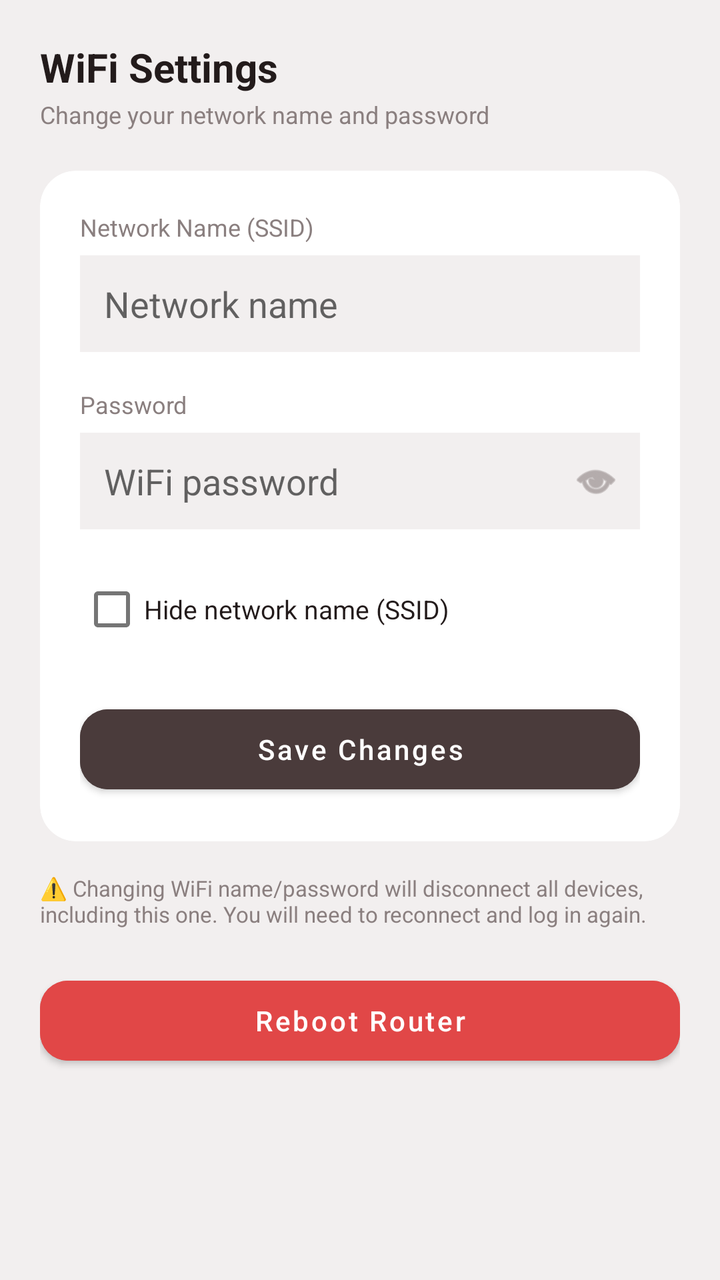
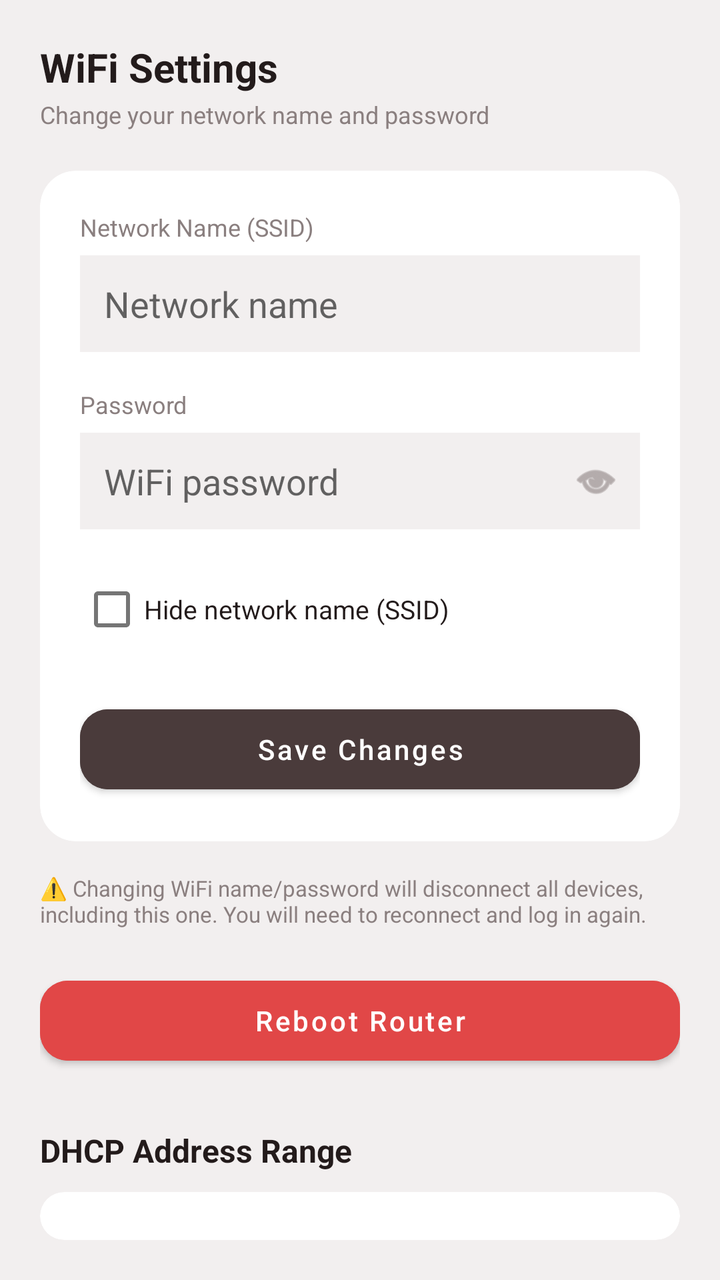

Before-and-after screenshots of an Android layout around one commit, followed by the original layout XML and the change that was made.
<!-- AndroidManifest.xml: application theme Theme.AhmadNetGuard -->
<!-- res/layout/activity_wifi_settings.xml -->
<?xml version="1.0" encoding="utf-8"?>
<LinearLayout xmlns:android="http://schemas.android.com/apk/res/android"
    xmlns:app="http://schemas.android.com/apk/res-auto"
    android:layout_width="match_parent"
    android:layout_height="match_parent"
    android:background="@color/bg_screen"
    android:orientation="vertical"
    android:padding="20dp">

    <TextView
        android:layout_width="wrap_content"
        android:layout_height="wrap_content"
        android:text="WiFi Settings"
        android:textColor="@color/text_primary"
        android:textSize="20sp"
        android:textStyle="bold" />

    <TextView
        android:layout_width="wrap_content"
        android:layout_height="wrap_content"
        android:layout_marginTop="2dp"
        android:layout_marginBottom="20dp"
        android:text="Change your network name and password"
        android:textColor="@color/text_secondary"
        android:textSize="12sp" />

    <androidx.cardview.widget.CardView
        android:layout_width="match_parent"
        android:layout_height="wrap_content"
        app:cardCornerRadius="18dp"
        app:cardElevation="0dp"
        app:cardBackgroundColor="@color/card_white">

        <LinearLayout
            android:layout_width="match_parent"
            android:layout_height="wrap_content"
            android:orientation="vertical"
            android:padding="20dp">

            <TextView
                android:layout_width="wrap_content"
                android:layout_height="wrap_content"
                android:text="Network Name (SSID)"
                android:textColor="@color/text_secondary"
                android:textSize="12sp" />

            <EditText
                android:id="@+id/inputSsid"
                android:layout_width="match_parent"
                android:layout_height="wrap_content"
                android:layout_marginTop="6dp"
                android:background="@color/bg_screen"
                android:hint="Network name"
                android:inputType="text"
                android:padding="12dp"
                android:textColor="@color/text_primary" />

            <TextView
                android:layout_width="wrap_content"
                android:layout_height="wrap_content"
                android:layout_marginTop="18dp"
                android:text="Password"
                android:textColor="@color/text_secondary"
                android:textSize="12sp" />

            <FrameLayout
                android:layout_width="match_parent"
                android:layout_height="wrap_content"
                android:layout_marginTop="6dp">

                <EditText
                    android:id="@+id/inputWifiPassword"
                    android:layout_width="match_parent"
                    android:layout_height="wrap_content"
                    android:background="@color/bg_screen"
                    android:hint="WiFi password"
                    android:inputType="textPassword"
                    android:paddingStart="12dp"
                    android:paddingTop="12dp"
                    android:paddingBottom="12dp"
                    android:paddingEnd="44dp"
                    android:textColor="@color/text_primary" />

                <ImageView
                    android:id="@+id/btnToggleWifiPassword"
                    android:layout_width="24dp"
                    android:layout_height="24dp"
                    android:layout_gravity="center_vertical|end"
                    android:layout_marginEnd="10dp"
                    android:src="@android:drawable/ic_menu_view"
                    app:tint="@color/text_secondary" />
            </FrameLayout>

            <TextView
                android:id="@+id/textWifiError"
                android:layout_width="match_parent"
                android:layout_height="wrap_content"
                android:layout_marginTop="14dp"
                android:background="@color/red_bg"
                android:padding="10dp"
                android:textColor="@color/red_blocked"
                android:textSize="12sp"
                android:visibility="gone" />

            <CheckBox
                android:id="@+id/checkboxHideSsid"
                android:layout_width="wrap_content"
                android:layout_height="wrap_content"
                android:layout_marginTop="16dp"
                android:text="Hide network name (SSID)"
                android:textColor="@color/text_primary"
                android:textSize="13sp" />

            <com.google.android.material.button.MaterialButton
                android:id="@+id/btnSaveWifiSettings"
                android:layout_width="match_parent"
                android:layout_height="52dp"
                android:layout_marginTop="20dp"
                android:backgroundTint="@color/brand_dark"
                android:text="Save Changes"
                android:textAllCaps="false"
                android:textColor="@color/card_white"
                app:cornerRadius="14dp" />

            <ProgressBar
                android:id="@+id/progressWifiSave"
                android:layout_width="24dp"
                android:layout_height="24dp"
                android:layout_gravity="center"
                android:layout_marginTop="14dp"
                android:visibility="gone" />

        </LinearLayout>
    </androidx.cardview.widget.CardView>

    <TextView
        android:layout_width="wrap_content"
        android:layout_height="wrap_content"
        android:layout_marginTop="16dp"
        android:text="⚠️ Changing WiFi name/password will disconnect all devices, including this one. You will need to reconnect and log in again."
        android:textColor="@color/text_secondary"
        android:textSize="11sp" />

    <com.google.android.material.button.MaterialButton
        android:id="@+id/btnRebootRouter"
        android:layout_width="match_parent"
        android:layout_height="52dp"
        android:layout_marginTop="20dp"
        android:backgroundTint="@color/red_blocked"
        android:text="Reboot Router"
        android:textAllCaps="false"
        android:textColor="@color/card_white"
        app:cornerRadius="14dp" />

</LinearLayout>
<!-- resources referenced by this layout -->
<resources>
  <color name="bg_screen">#F2EFEF</color>
  <color name="brand_dark">#4A3B3B</color>
  <color name="card_white">#FFFFFF</color>
  <color name="red_bg">#FCE7E7</color>
  <color name="red_blocked">#E14747</color>
  <color name="text_primary">#231B1B</color>
  <color name="text_secondary">#8A7F7F</color>
  <style name="Theme.AhmadNetGuard" parent="Theme.MaterialComponents.DayNight.NoActionBar">
          <item name="colorPrimary">@color/brand_dark</item>
          <item name="android:windowBackground">@color/bg_screen</item>
      </style>
</resources>

<!-- the commit's change to res/layout/activity_wifi_settings.xml (unified diff, before → after) -->
@@ -152,4 +152,107 @@
         android:textColor="@color/card_white"
         app:cornerRadius="14dp" />
 
+    <TextView
+        android:layout_width="wrap_content"
+        android:layout_height="wrap_content"
+        android:layout_marginTop="28dp"
+        android:text="DHCP Address Range"
+        android:textColor="@color/text_primary"
+        android:textSize="16sp"
+        android:textStyle="bold" />
+
+    <androidx.cardview.widget.CardView
+        android:layout_width="match_parent"
+        android:layout_height="wrap_content"
+        android:layout_marginTop="10dp"
+        app:cardCornerRadius="18dp"
+        app:cardElevation="0dp"
+        app:cardBackgroundColor="@color/card_white">
+
+        <LinearLayout
+            android:layout_width="match_parent"
+            android:layout_height="wrap_content"
+            android:orientation="vertical"
+            android:padding="20dp">
+
+            <CheckBox
+                android:id="@+id/checkboxDhcpEnabled"
+                android:layout_width="wrap_content"
+                android:layout_height="wrap_content"
+                android:checked="true"
+                android:text="DHCP Server Enabled"
+                android:textColor="@color/text_primary"
+                android:textSize="13sp" />
+
+            <TextView
+                android:layout_width="wrap_content"
+                android:layout_height="wrap_content"
+                android:layout_marginTop="14dp"
+                android:text="Start Address"
+                android:textColor="@color/text_secondary"
+                android:textSize="12sp" />
+
+            <EditText
+                android:id="@+id/inputDhcpMin"
+                android:layout_width="match_parent"
+                android:layout_height="wrap_content"
+                android:layout_marginTop="6dp"
+                android:background="@color/bg_screen"
+                android:hint="192.168.100.100"
+                android:inputType="text"
+                android:padding="12dp"
+                android:textColor="@color/text_primary" />
+
+            <TextView
+                android:layout_width="wrap_content"
+                android:layout_height="wrap_content"
+                android:layout_marginTop="14dp"
+                android:text="End Address"
+                android:textColor="@color/text_secondary"
+                android:textSize="12sp" />
+
+            <EditText
+                android:id="@+id/inputDhcpMax"
+                android:layout_width="match_parent"
+                android:layout_height="wrap_content"
+                android:layout_marginTop="6dp"
+                android:background="@color/bg_screen"
+                android:hint="192.168.100.200"
+                android:inputType="text"
+                android:padding="12dp"
+                android:textColor="@color/text_primary" />
+
+            <TextView
+                android:id="@+id/textDhcpError"
+                android:layout_width="match_parent"
+                android:layout_height="wrap_content"
+                android:layout_marginTop="14dp"
+                android:background="@color/red_bg"
+                android:padding="10dp"
+                android:textColor="@color/red_blocked"
+                android:textSize="12sp"
+                android:visibility="gone" />
+
+            <com.google.android.material.button.MaterialButton
+                android:id="@+id/btnSaveDhcp"
+                android:layout_width="match_parent"
+                android:layout_height="52dp"
+                android:layout_marginTop="16dp"
+                android:backgroundTint="@color/brand_dark"
+                android:text="Save DHCP Settings"
+                android:textAllCaps="false"
+                android:textColor="@color/card_white"
+                app:cornerRadius="14dp" />
+
+            <ProgressBar
+                android:id="@+id/progressDhcpSave"
+                android:layout_width="24dp"
+                android:layout_height="24dp"
+                android:layout_gravity="center"
+                android:layout_marginTop="14dp"
+                android:visibility="gone" />
+
+        </LinearLayout>
+    </androidx.cardview.widget.CardView>
+
 </LinearLayout>
